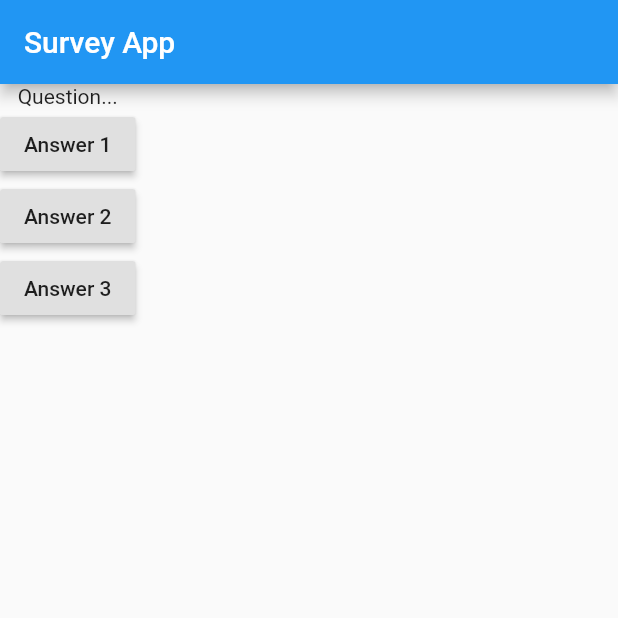
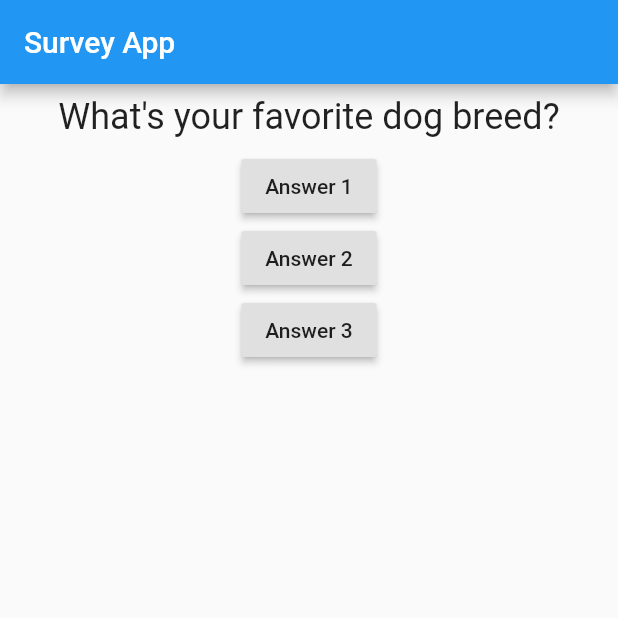
Before and after one commit to martinstofko219/fc_survey, a Flutter app: the screen it shows after launch, after a tap on "Answer 1", on a phone screen of 412 x 824 dp, the top half of it. Run offline on Flutter 3.47's test engine with Material 2 defaults, Android fonts, the phone set to English and light mode, and no system bars.

Commit message:
Refactored main app widget to be stateful. Created question widget.

```diff
--- a/lib/main.dart
+++ b/lib/main.dart
@@ -1,11 +1,20 @@
 import 'package:flutter/material.dart';
+
+import 'package:fc_survey/question.dart';
 
 void main() => runApp(MyApp());
 
-class MyApp extends StatelessWidget {
+class MyApp extends StatefulWidget {
+  @override
+  State<MyApp> createState() => _MyAppState();
+}
+
+class _MyAppState extends State<MyApp> {
+  var _qIndex = 0;
+
   @override
   Widget build(BuildContext context) {
-    final List<String> questions = [
+    var questions = [
       'What\'s your favorite color?',
       'What\'s your favorite dog breed?',
     ];
@@ -17,22 +26,27 @@ class MyApp extends StatelessWidget {
         ),
         body: Column(
           children: <Widget>[
-            Text('Question...'),
+            Question(questions[_qIndex]),
             RaisedButton(
               child: Text('Answer 1'),
-              onPressed: () => print('Answer 1 chosen...'),
+              onPressed: _answerQuestion,
             ),
             RaisedButton(
               child: Text('Answer 2'),
-              onPressed: () => print('Answer 2 chosen...'),
+              onPressed: _answerQuestion,
             ),
             RaisedButton(
               child: Text('Answer 3'),
-              onPressed: () => print('Answer 3 chosen...'),
+              onPressed: _answerQuestion,
             ),
           ],
         ),
       ),
     );
   }
+
+  void _answerQuestion() {
+    setState(() => _qIndex++);
+    print(_qIndex);
+  }
 }
--- /dev/null
+++ b/lib/question.dart
@@ -0,0 +1,20 @@
+import 'package:flutter/material.dart';
+
+class Question extends StatelessWidget {
+  final String text;
+
+  Question(this.text);
+
+  @override
+  Widget build(BuildContext context) {
+    return Container(
+      margin: EdgeInsets.all(8.0),
+      width: double.infinity,
+      child: Text(
+        text,
+        style: TextStyle(fontSize: 24.0),
+        textAlign: TextAlign.center,
+      ),
+    );
+  }
+}
```
